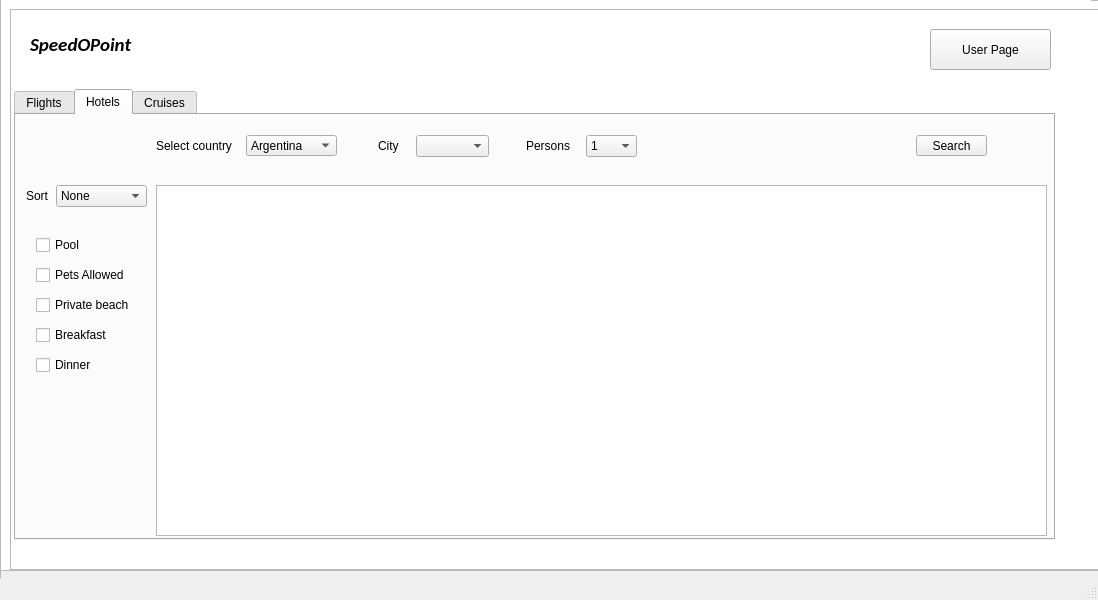
Before: the Qt Designer form SpeedoPoint/mainwindow.ui in AliEissa2077/speedopoint, drawn with Qt 5.
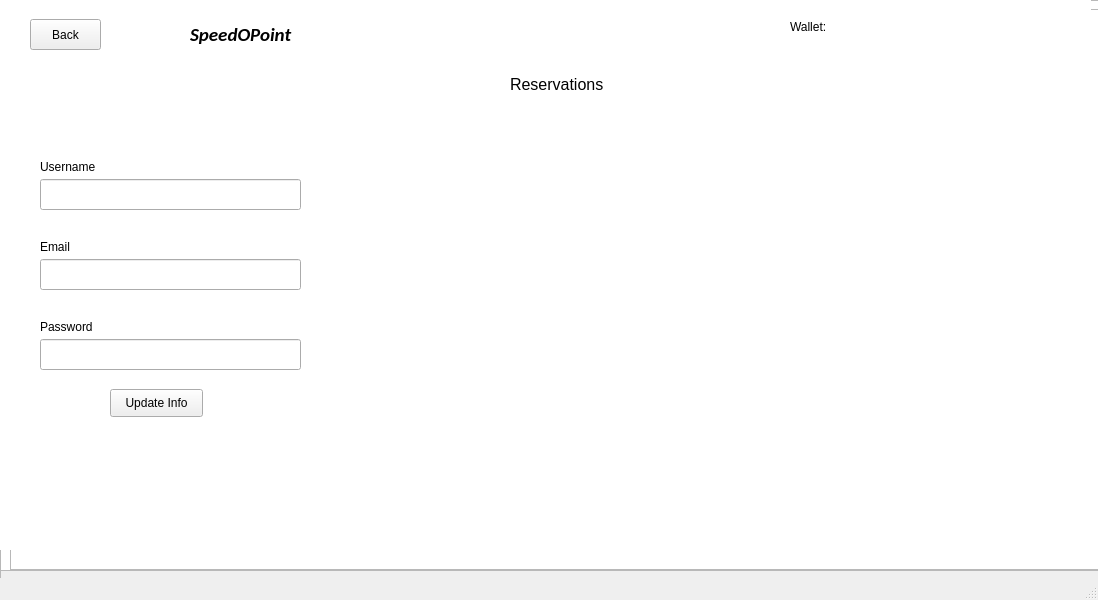
After: the same form once the commit is applied.

Patch:
```diff
--- a/SpeedoPoint/mainwindow.ui
+++ b/SpeedoPoint/mainwindow.ui
@@ -2207,9 +2207,9 @@
     <widget class="QWidget" name="verticalLayoutWidget_6">
      <property name="geometry">
       <rect>
-       <x>540</x>
+       <x>510</x>
        <y>110</y>
-       <width>491</width>
+       <width>571</width>
        <height>431</height>
       </rect>
      </property>
@@ -2218,7 +2218,7 @@
     <widget class="QLabel" name="reservTitle">
      <property name="geometry">
       <rect>
-       <x>540</x>
+       <x>510</x>
        <y>70</y>
        <width>191</width>
        <height>31</height>
@@ -2315,11 +2315,37 @@
       <string>Back</string>
      </property>
     </widget>
+    <widget class="QLabel" name="userWallet">
+     <property name="geometry">
+      <rect>
+       <x>790</x>
+       <y>20</y>
+       <width>121</width>
+       <height>16</height>
+      </rect>
+     </property>
+     <property name="text">
+      <string>Wallet: </string>
+     </property>
+    </widget>
+    <widget class="QPushButton" name="updateInfo">
+     <property name="geometry">
+      <rect>
+       <x>110</x>
+       <y>390</y>
+       <width>93</width>
+       <height>28</height>
+      </rect>
+     </property>
+     <property name="text">
+      <string>Update Info</string>
+     </property>
+    </widget>
    </widget>
    <zorder>LoginScreen</zorder>
    <zorder>DetailsPage</zorder>
-   <zorder>UserPage</zorder>
    <zorder>Listings</zorder>
+   <zorder>UserPage</zorder>
   </widget>
   <widget class="QMenuBar" name="menubar">
    <property name="geometry">
```
